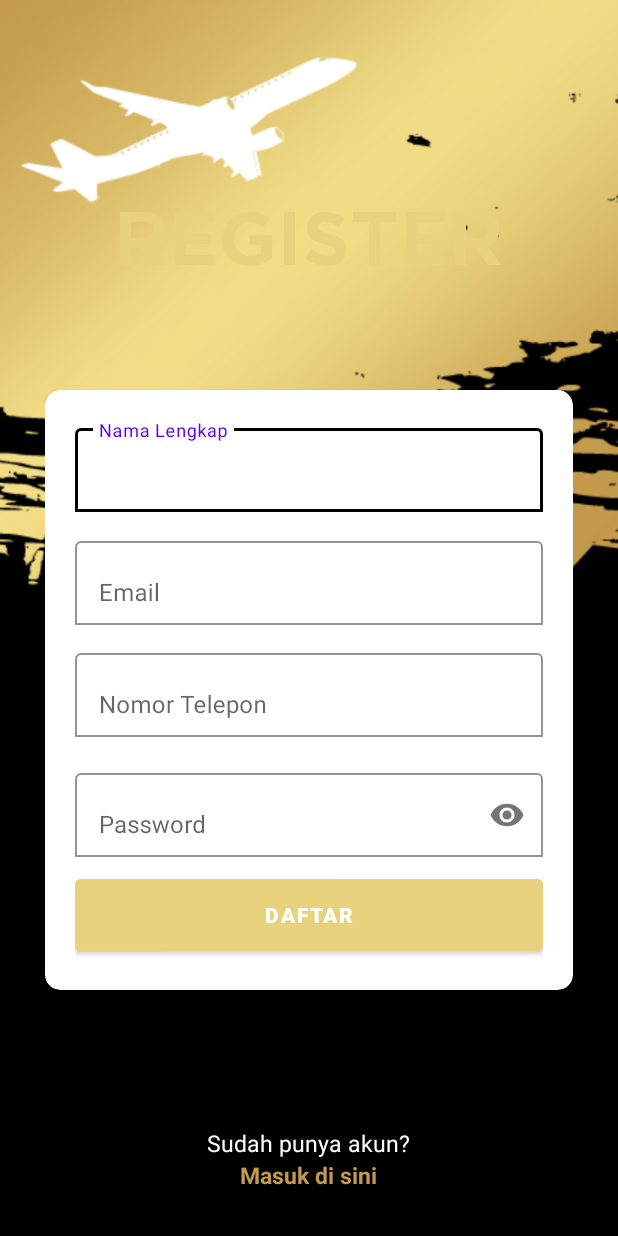
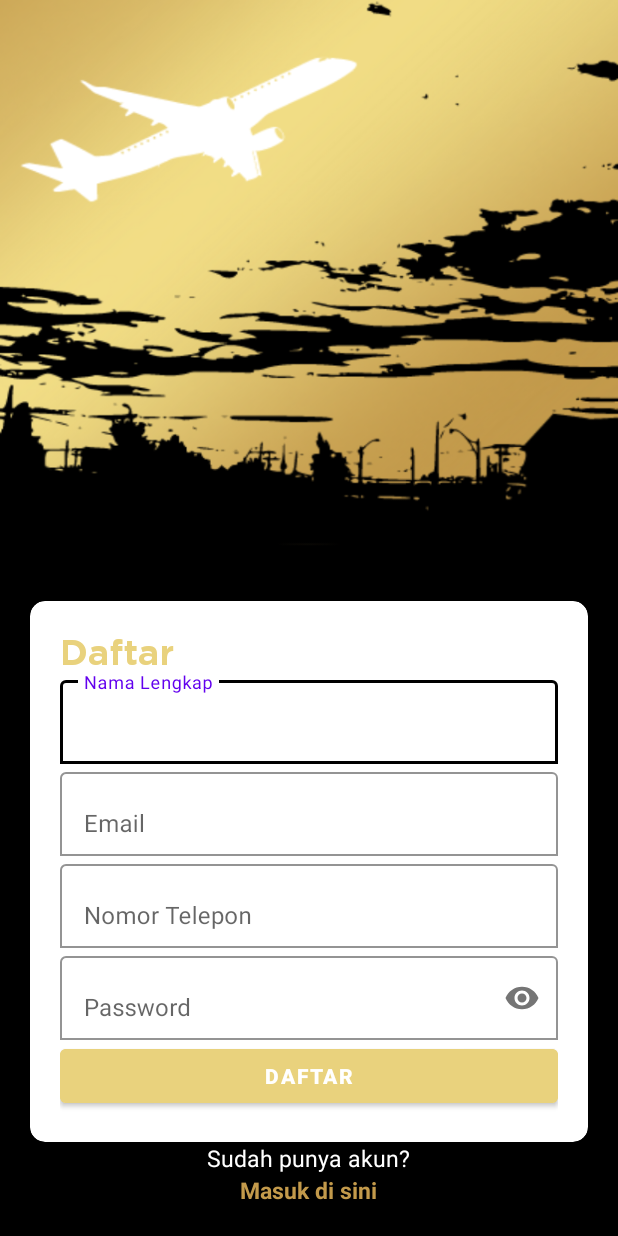
Before and after one commit to Flytix-Aerotech/AND-Tim-C-9, an Android app: the fragment Register shown on its own in the app's theme, on a phone screen of 412 x 824 dp. Run offline under Robolectric (Android 15) with nearby library versions, the phone set to English and light mode, and no system bars.

Commit message:
update data diri, login, register, lupa password

```diff
--- a/app/src/main/res/layout/fragment_register.xml
+++ b/app/src/main/res/layout/fragment_register.xml
@@ -1,29 +1,19 @@
 <?xml version="1.0" encoding="utf-8"?>
 <RelativeLayout xmlns:android="http://schemas.android.com/apk/res/android"
+    xmlns:app="http://schemas.android.com/apk/res-auto"
     xmlns:tools="http://schemas.android.com/tools"
     android:layout_width="match_parent"
     android:layout_height="match_parent"
-    xmlns:app="http://schemas.android.com/apk/res-auto"
-    tools:context=".view.Register"
-    android:background="@drawable/bg"
-    android:padding="30dp">
+    android:background="@drawable/bgregister"
+    android:padding="20dp"
+    tools:context=".view.Register">
 
-    <TextView
-        android:id="@+id/tvlogin"
-        android:layout_width="wrap_content"
-        android:layout_height="wrap_content"
-        android:layout_marginTop="100dp"
-        android:fontFamily="@font/gothambold"
-        android:text="REGISTER"
-        android:layout_centerHorizontal="true"
-        android:textColor="@color/emas"
-        android:textSize="50dp"
-        app:boxStrokeColor="@color/black"/>
 
     <com.google.android.material.card.MaterialCardView
+        android:id="@+id/cv_daftar"
         android:layout_width="match_parent"
         android:layout_height="wrap_content"
-        android:layout_marginTop="230dp"
+        android:layout_above="@id/sdhPunyaAkun"
         app:cardBackgroundColor="@color/white"
         app:cardCornerRadius="10dp">
 
@@ -32,9 +22,21 @@
             android:layout_height="wrap_content"
             android:padding="20dp">
 
+            <com.google.android.material.textview.MaterialTextView
+                android:id="@+id/tvdaftar"
+                style="@style/textheading24bold"
+                android:layout_width="wrap_content"
+                android:layout_height="wrap_content"
+                android:layout_alignParentStart="true"
+                android:fontFamily="@font/gothambold"
+                android:text="Daftar"
+                android:textColor="@color/emas" />
+
             <com.google.android.material.textfield.TextInputLayout
+                android:id="@+id/frame_etnamadaftar"
                 android:layout_width="match_parent"
                 android:layout_height="wrap_content"
+                android:layout_below="@id/tvdaftar"
                 android:hint="Nama Lengkap"
                 app:boxBackgroundColor="@color/white"
                 app:boxBackgroundMode="outline"
@@ -45,15 +47,15 @@
                     android:layout_width="match_parent"
                     android:layout_height="wrap_content"
                     tools:ignore="TextContrastCheck,VisualLintTextFieldSize" />
-
             </com.google.android.material.textfield.TextInputLayout>
 
 
             <com.google.android.material.textfield.TextInputLayout
+                android:id="@+id/frame_etemaildaftar"
                 android:layout_width="match_parent"
                 android:layout_height="wrap_content"
+                android:layout_below="@id/frame_etnamadaftar"
                 android:hint="Email"
-        android:layout_marginTop="75dp"
                 app:boxBackgroundColor="@color/white"
                 app:boxBackgroundMode="outline"
                 app:boxStrokeColor="@color/black">
@@ -67,10 +69,11 @@
             </com.google.android.material.textfield.TextInputLayout>
 
             <com.google.android.material.textfield.TextInputLayout
+                android:id="@+id/frame_ettelepondaftar"
                 android:layout_width="match_parent"
                 android:layout_height="wrap_content"
+                android:layout_below="@id/frame_etemaildaftar"
                 android:hint="Nomor Telepon"
-        android:layout_marginTop="150dp"
                 app:boxBackgroundColor="@color/white"
                 app:boxBackgroundMode="outline"
                 app:boxStrokeColor="@color/black">
@@ -84,10 +87,11 @@
             </com.google.android.material.textfield.TextInputLayout>
 
             <com.google.android.material.textfield.TextInputLayout
+                android:id="@+id/frame_etpassdaftar"
                 android:layout_width="match_parent"
                 android:layout_height="wrap_content"
+                android:layout_below="@id/frame_ettelepondaftar"
                 android:hint="Password"
-        android:layout_marginTop="230dp"
                 app:boxBackgroundColor="@color/white"
                 app:boxBackgroundMode="outline"
                 app:boxStrokeColor="@color/black"
@@ -103,13 +107,13 @@
             </com.google.android.material.textfield.TextInputLayout>
 
             <Button
+                android:id="@+id/btnRegister"
                 style="@style/btngold"
-        android:id="@+id/btnRegister"
+                android:layout_width="match_parent"
+                android:layout_height="wrap_content"
+                android:layout_below="@id/frame_etpassdaftar"
                 android:text="Daftar"
-        android:layout_marginTop="300dp"
-        android:textColor="@color/white"
-        android:layout_width="match_parent"
-        android:layout_height="60dp"/>
+                android:textColor="@color/white" />
 
         </RelativeLayout>
 
@@ -120,9 +124,9 @@
         android:id="@+id/sdhPunyaAkun"
         android:layout_width="wrap_content"
         android:layout_height="wrap_content"
+        android:layout_above="@id/masukdisini"
+        android:layout_centerHorizontal="true"
         android:text="Sudah punya akun?"
-        android:layout_centerHorizontal="true"
-        android:layout_above="@id/masukdisini"
         android:textColor="@color/white"
         android:textSize="15sp" />
 
@@ -131,8 +135,8 @@
         android:layout_width="wrap_content"
         android:layout_height="wrap_content"
         android:layout_alignParentBottom="true"
+        android:layout_centerHorizontal="true"
         android:text="Masuk di sini"
-        android:layout_centerHorizontal="true"
         android:textColor="@color/gold"
         android:textSize="15sp"
         android:textStyle="bold" />
```
Also changed, not shown: app/src/main/res/layout/fragment_forget_password.xml (+27 -23 lines), app/src/main/res/layout/fragment_home.xml (+32 -31 lines), app/src/main/res/layout/fragment_login.xml (+35 -41 lines), app/src/main/res/navigation/navigation_app.xml (+9 -0 lines). Lines whose indentation alone changed are shown as unchanged.
